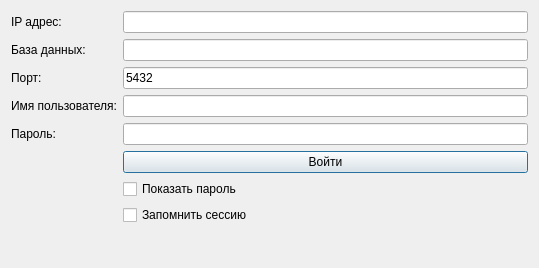
Above: src/security/CAuthorization.ui from MikhailBersenev/BuksanSpy before the change. Below: the same form after it.
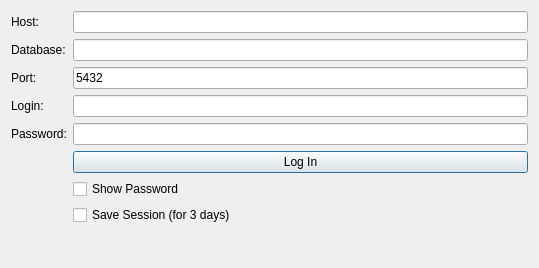
That is the form after the change. Icons and pictures are not drawn.

```diff
--- a/src/security/CAuthorization.ui
+++ b/src/security/CAuthorization.ui
@@ -31,7 +31,7 @@
        <item row="0" column="0">
         <widget class="QLabel" name="host_Label">
          <property name="text">
-          <string>IP адрес:</string>
+          <string>Host:</string>
          </property>
         </widget>
        </item>
@@ -41,7 +41,7 @@
        <item row="1" column="0">
         <widget class="QLabel" name="label">
          <property name="text">
-          <string>База данных:</string>
+          <string>Database:</string>
          </property>
         </widget>
        </item>
@@ -51,7 +51,7 @@
        <item row="2" column="0">
         <widget class="QLabel" name="Port_Label">
          <property name="text">
-          <string>Порт:</string>
+          <string>Port:</string>
          </property>
         </widget>
        </item>
@@ -65,7 +65,7 @@
        <item row="3" column="0">
         <widget class="QLabel" name="Login_Label">
          <property name="text">
-          <string>Имя пользователя:</string>
+          <string>Login:</string>
          </property>
         </widget>
        </item>
@@ -75,7 +75,7 @@
        <item row="4" column="0">
         <widget class="QLabel" name="Password_Label">
          <property name="text">
-          <string>Пароль:</string>
+          <string>Password:</string>
          </property>
         </widget>
        </item>
@@ -92,21 +92,21 @@
        <item row="5" column="1">
         <widget class="QPushButton" name="TryLogin_Button">
          <property name="text">
-          <string>Войти</string>
+          <string>Log In</string>
          </property>
         </widget>
        </item>
        <item row="7" column="1">
         <widget class="QCheckBox" name="SaveLoginStrings_checkBox">
          <property name="text">
-          <string>Запомнить сессию</string>
+          <string>Save Session (for 3 days)</string>
          </property>
         </widget>
        </item>
        <item row="6" column="1">
         <widget class="QCheckBox" name="ShowPassword_checkBox">
          <property name="text">
-          <string>Показать пароль</string>
+          <string>Show Password</string>
          </property>
         </widget>
        </item>
```
Left out of the diff: 4 changed lines with no effect on the pictures.
